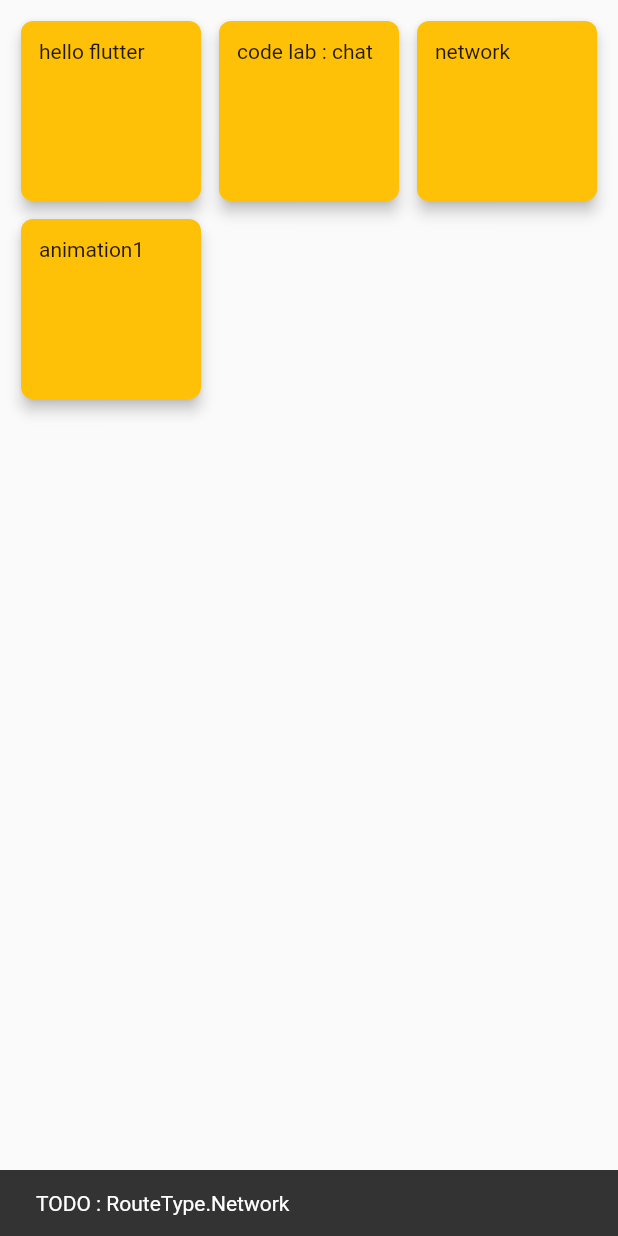
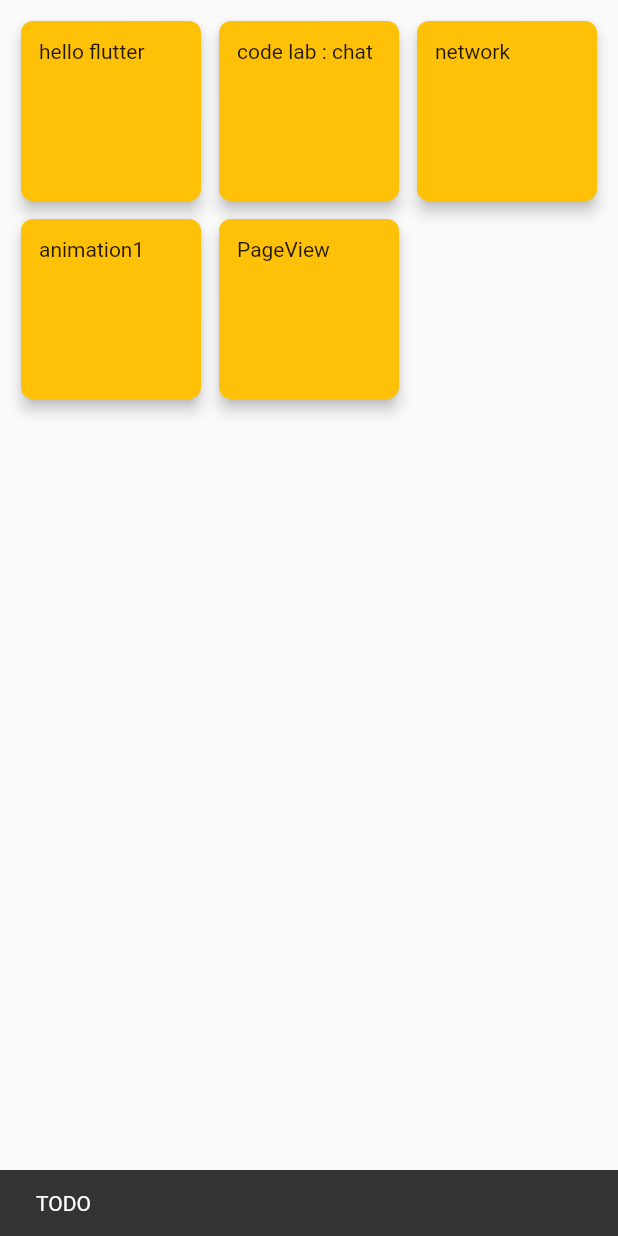
Before and after one commit to MihyeLee0727/hello_flutter, a Flutter app: the screen it shows after launch, after a tap on "network", on a phone screen of 412 x 824 dp. Run offline on Flutter 3.47's test engine with Material 2 defaults, Android fonts, the phone set to English and light mode, and no system bars.

Commit message:
type 제거

```diff
--- a/lib/main.dart
+++ b/lib/main.dart
@@ -8,38 +8,27 @@ void main() => runApp(
   )
 );
 
-enum RouteType {
-  HelloFlutter,
-  CodeLab1,
-  Network,
-  Animation1,
-}
-
 class HelloFlutterApp extends StatelessWidget {
 
-  void _handleCardTap(RouteType type, BuildContext context) {
-    switch(type) {
-      case RouteType.HelloFlutter: {
-        Navigator.push(context, MaterialPageRoute(builder: (_) => MyRoute()));
-      } break;
-      case RouteType.CodeLab1: {
-        Navigator.push(context, MaterialPageRoute(builder: (_) => FriendlychatRoute()));
-      } break;
-      case RouteType.Animation1:
-      case RouteType.Network: {
-        var snackbar = SnackBar(content: Text("TODO : ${type.toString()}"), duration: Duration(seconds: 2));
-        Scaffold.of(context).removeCurrentSnackBar();
-        Scaffold.of(context).showSnackBar(snackbar);
-      } break;
-    }
+  void _handleTodo(BuildContext context) {
+    var snackbar = SnackBar(content: Text("TODO"), duration: Duration(seconds: 2));
+    Scaffold.of(context).removeCurrentSnackBar();
+    Scaffold.of(context).showSnackBar(snackbar);
   }
 
   List<MainGridItem> _buildCard() {
     var items = <MainGridItem>[];
-    items.add(MainGridItem("hello flutter", RouteType.HelloFlutter, _handleCardTap));
-    items.add(MainGridItem("code lab : chat", RouteType.CodeLab1, _handleCardTap));
-    items.add(MainGridItem("network", RouteType.Network, _handleCardTap));
-    items.add(MainGridItem("animation1", RouteType.Animation1, _handleCardTap));
+    items.add(
+        MainGridItem("hello flutter",
+            (context) => Navigator.push(context, MaterialPageRoute(builder: (_) => MyRoute())))
+    );
+    items.add(
+        MainGridItem("code lab : chat",
+            (context) => Navigator.push(context, MaterialPageRoute(builder: (_) => FriendlychatRoute())))
+    );
+    items.add(MainGridItem("network", _handleTodo));
+    items.add(MainGridItem("animation1", _handleTodo));
+    items.add(MainGridItem("PageView", _handleTodo));
     return items;
   }
 
@@ -70,11 +59,10 @@ class MainGrid extends StatelessWidget {
 }
 
 class MainGridItem extends StatelessWidget {
-  MainGridItem(this.text, this.type, this.handleTap);
+  MainGridItem(this.text, this.handleTap);
 
   final Function handleTap;
   final String text;
-  final RouteType type;
 
   @override
   Widget build(BuildContext context) {
@@ -86,7 +74,7 @@ class MainGridItem extends StatelessWidget {
         borderRadius: BorderRadius.circular(8.0),
         child: InkWell(
           borderRadius: BorderRadius.circular(8.0),
-          onTap: () => handleTap(type, context),
+          onTap: () => handleTap(context),
           child: Container(
             padding: EdgeInsets.all(12.0),
             child: Text(
```
